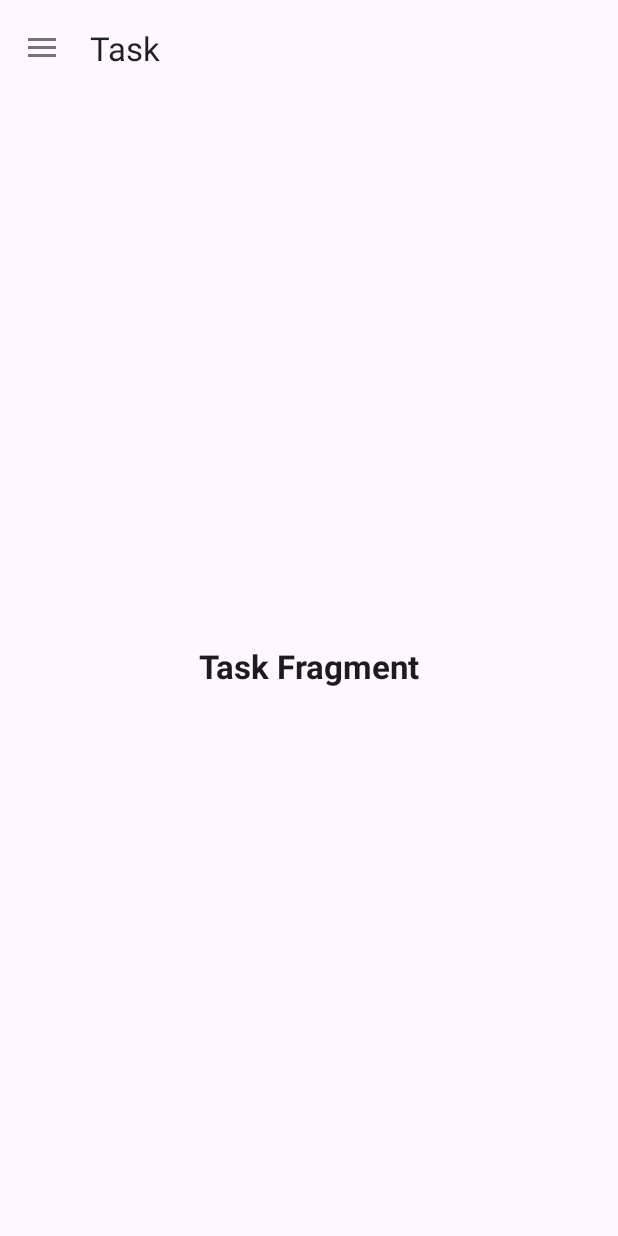
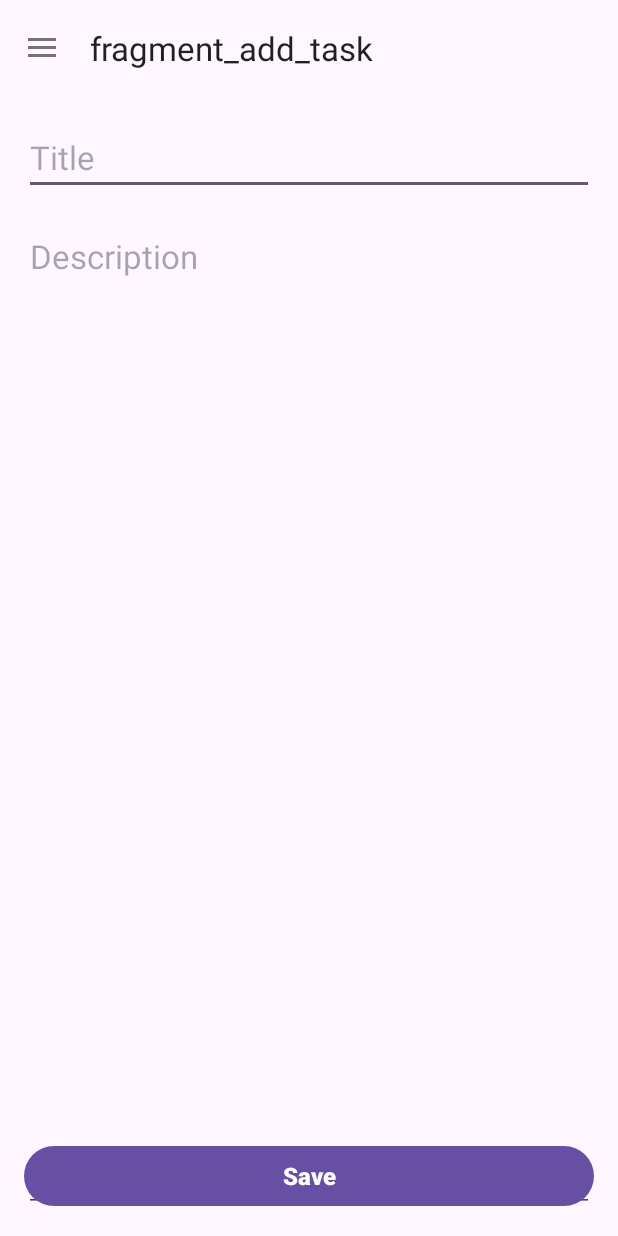
Before and after one commit to Uthoai/What-to-do, an Android app: the screen it shows after launch (MainActivity), on a phone screen of 412 x 824 dp. Run offline under Robolectric (Android 15) with nearby library versions, the phone set to English and light mode, and no system bars; our stand-ins replace Room's generated code, data binding, navigation-ui.

Commit message:
AddTaskFragment UI

```diff
--- a/app/src/main/java/com/example/what_to_do/view/addtask/AddTaskFragment.kt
+++ b/app/src/main/java/com/example/what_to_do/view/addtask/AddTaskFragment.kt
@@ -17,9 +17,10 @@ class AddTaskFragment : Fragment() {
         inflater: LayoutInflater, container: ViewGroup?,
         savedInstanceState: Bundle?
     ): View? {
-        // Inflate the layout for this fragment
         binding = DataBindingUtil.inflate(layoutInflater, R.layout.fragment_add_task,container,false)
 
+        binding.viewModel = viewModel
+        binding.lifecycleOwner = this.viewLifecycleOwner
 
         return binding.root
     }
--- a/app/src/main/res/layout/fragment_add_task.xml
+++ b/app/src/main/res/layout/fragment_add_task.xml
@@ -1,8 +1,13 @@
 <?xml version="1.0" encoding="utf-8"?>
 <layout xmlns:android="http://schemas.android.com/apk/res/android"
-    xmlns:tools="http://schemas.android.com/tools">
+    xmlns:tools="http://schemas.android.com/tools"
+    xmlns:app="http://schemas.android.com/apk/res-auto">
 
     <data>
+
+        <variable
+            name="viewModel"
+            type="com.example.what_to_do.view.addtask.AddTaskViewModel" />
 
     </data>
 
@@ -10,5 +15,44 @@
         android:layout_width="match_parent"
         android:layout_height="match_parent"
         tools:context=".view.addtask.AddTaskFragment">
+
+        <EditText
+            android:text="@={viewModel.title}"
+            android:id="@+id/editTextTitle"
+            android:layout_width="match_parent"
+            android:layout_height="wrap_content"
+            app:layout_constraintTop_toTopOf="parent"
+            android:layout_margin="16dp"
+            android:hint="Title"
+            android:textAppearance="@style/TextAppearance.Material3.TitleLarge"
+            tools:ignore="Autofill,TextFields" />
+
+        <EditText
+            android:text="@={viewModel.description}"
+            android:id="@+id/editTextDetail"
+            android:layout_width="match_parent"
+            android:layout_height="0dp"
+            app:layout_constraintTop_toBottomOf="@id/editTextTitle"
+            app:layout_constraintBottom_toBottomOf="parent"
+            android:gravity="top"
+            android:hint="Description"
+            android:layout_margin="16dp"
+            android:textAppearance="@style/TextAppearance.Material3.TitleLarge"
+            tools:ignore="Autofill,TextFields" />
+
+        <Button
+            android:onClick="@{()-> viewModel.saveTask()}"
+            android:id="@+id/btnSaveNote"
+            android:layout_width="match_parent"
+            android:layout_height="wrap_content"
+            android:layout_margin="16dp"
+            android:text="Save"
+            android:textAppearance="@style/TextAppearance.Material3.TitleMedium"
+            android:textColor="@color/white"
+            android:textStyle="bold"
+            app:layout_constraintBottom_toBottomOf="parent"
+            tools:ignore="TextContrastCheck"
+            tools:layout_editor_absoluteX="16dp" />
+
     </androidx.constraintlayout.widget.ConstraintLayout>
 </layout>
--- a/app/src/main/res/navigation/nav_graph.xml
+++ b/app/src/main/res/navigation/nav_graph.xml
@@ -3,7 +3,7 @@
     xmlns:app="http://schemas.android.com/apk/res-auto"
     xmlns:tools="http://schemas.android.com/tools"
     android:id="@+id/nav_graph"
-    app:startDestination="@id/taskFragment">
+    app:startDestination="@id/addTaskFragment">
 
     <fragment
         android:id="@+id/taskFragment"
```
